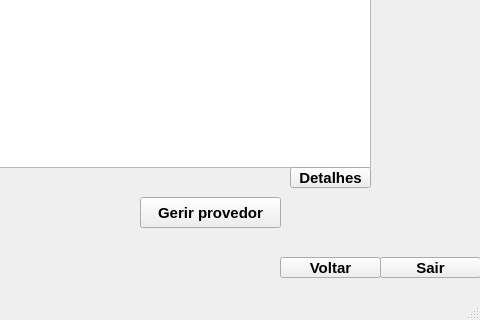
Qt form ui/StatusAPIUX.ui (FTACSP/prototype) before a commit; both pictures show x 280 to 760 and y 163 to 483 of the 760 by 483 pixel window.
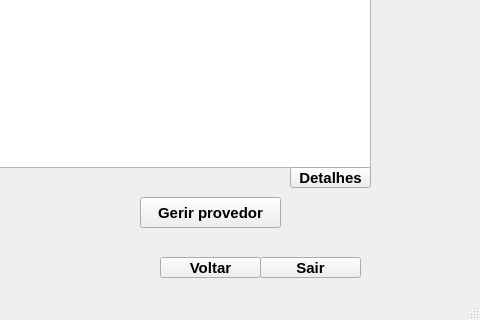
The same form after that commit.

Commit message:
Telas redimensionadas
Botões sair e voltar fixados ao canto lado direito embaixo

What changed in the file:
```diff
--- a/ui/StatusAPIUX.ui
+++ b/ui/StatusAPIUX.ui
@@ -241,7 +241,7 @@
    <widget class="QPushButton" name="botao_4">
     <property name="geometry">
      <rect>
-      <x>560</x>
+      <x>440</x>
       <y>420</y>
       <width>101</width>
       <height>21</height>
@@ -265,7 +265,7 @@
    <widget class="QPushButton" name="botao_5">
     <property name="geometry">
      <rect>
-      <x>660</x>
+      <x>540</x>
       <y>420</y>
       <width>101</width>
       <height>21</height>
```
The commit also changes 1 other file.
